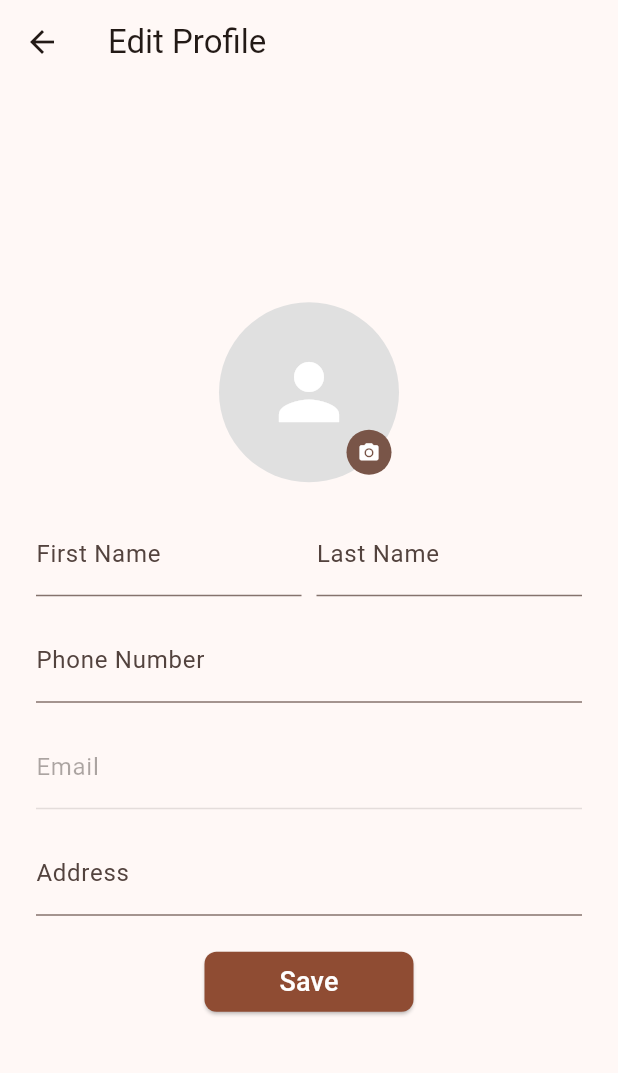
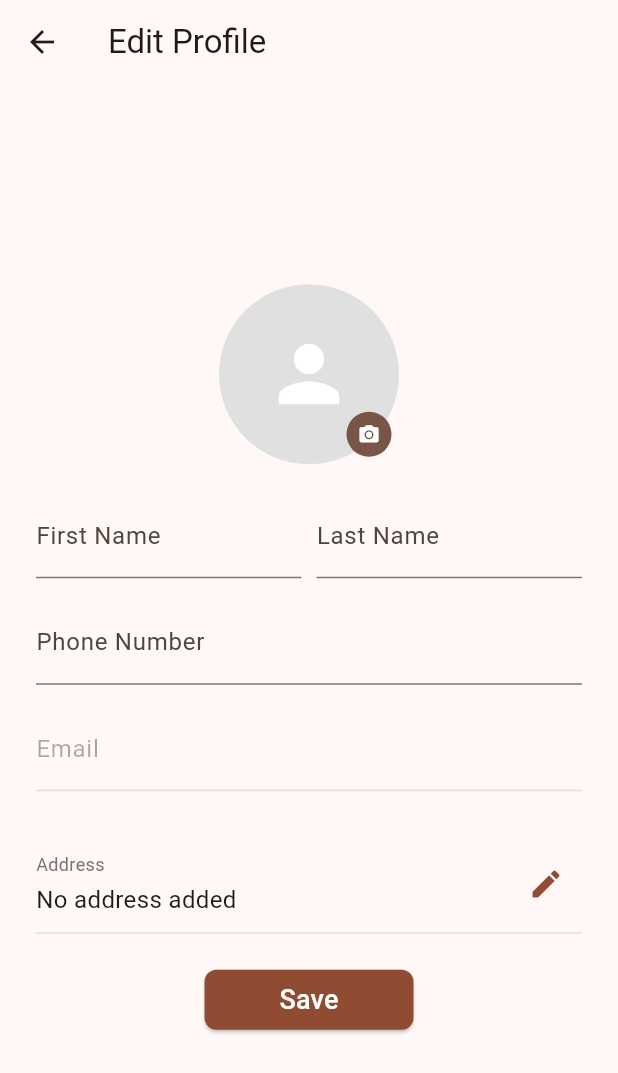
Before and after one commit to hrsh-hp/THE_CAKERY_FLUTTER, a Flutter app: the EditProfileScreen screen opened by its route, on a phone screen of 412 x 824 dp. Shown: the top 1073 px of the screen. Run offline on Flutter 3.47's test engine with Material 3 defaults, Android fonts, the phone set to English and light mode, and no system bars; our stand-ins replace flutter_dotenv, google_maps_flutter, image_picker, location, shared_preferences; accounts and stored records are empty.

Commit message:
Edit adress page added

```diff
--- /dev/null
+++ b/devtools_options.yaml
@@ -0,0 +1,3 @@
+description: This file stores settings for Dart & Flutter DevTools.
+documentation: https://docs.flutter.dev/tools/devtools/extensions#configure-extension-enablement-states
+extensions:
--- a/lib/Screens/edit_profile.dart
+++ b/lib/Screens/edit_profile.dart
@@ -2,6 +2,7 @@ import 'dart:io';
 import 'package:image_picker/image_picker.dart';
 import 'package:flutter/material.dart';
 import 'package:image/image.dart' as img;
+import 'package:the_cakery/Screens/edit_address.dart';
 import 'package:the_cakery/utils/constants.dart';
 
 class EditProfileScreen extends StatefulWidget {
@@ -167,11 +168,66 @@ class _EditProfileScreenState extends State<EditProfileScreen> {
                     ),
 
                     SizedBox(height: 15),
-                    TextFormField(
-                      controller: _addressController,
-                      decoration: InputDecoration(labelText: "Address"),
-                      validator:
-                          (value) => value!.isEmpty ? "Enter address" : null,
+                    SizedBox(height: 15),
+                    Container(
+                      decoration: BoxDecoration(
+                        border: Border(
+                          bottom: BorderSide(color: Colors.grey.shade300),
+                        ),
+                      ),
+                      child: Padding(
+                        padding: const EdgeInsets.symmetric(vertical: 8.0),
+                        child: Row(
+                          children: [
+                            Expanded(
+                              child: Column(
+                                crossAxisAlignment: CrossAxisAlignment.start,
+                                children: [
+                                  Text(
+                                    "Address",
+                                    style: TextStyle(
+                                      fontSize: 12,
+                                      color: Colors.grey.shade600,
+                                    ),
+                                  ),
+                                  SizedBox(height: 4),
+                                  Text(
+                                    _addressController.text.isEmpty
+                                        ? "No address added"
+                                        : _addressController.text,
+                                    style: TextStyle(fontSize: 16),
+                                  ),
+                                ],
+                              ),
+                            ),
+                            IconButton(
+                              icon: Icon(
+                                Icons.edit,
+                                color: Theme.of(context).primaryColor,
+                              ),
+                              onPressed: () {
+                                // Navigate to edit address screen
+                                Navigator.push(
+                                  context,
+                                  MaterialPageRoute(
+                                    builder:
+                                        (context) => EditAddressScreen(
+                                          initialAddress:
+                                              _addressController.text,
+                                          onSave: (newAddress) {
+                                            setState(() {
+                                              _addressController.text =
+                                                  newAddress;
+                                            });
+                                          },
+                                        ),
+                                  ),
+                                );
+                              },
+                            ),
+                          ],
+                        ),
+                      ),
                     ),
 
                     SizedBox(height: 20),
--- a/pubspec.yaml
+++ b/pubspec.yaml
@@ -38,6 +38,10 @@ dependencies:
   http: ^1.3.0
   image_picker: ^1.1.2
   image: ^4.5.3
+  google_maps_flutter: ^2.5.0
+  location: ^5.0.3
+  flutter_dotenv: ^5.2.1
+  # flutter_config: ^2.0.2
 
 dev_dependencies:
   flutter_test:
@@ -64,6 +68,7 @@ flutter:
   # To add assets to your application, add an assets section, like this:
   assets:
     - assets/
+    - .env
   #   - images/a_dot_burr.jpeg
   #   - images/a_dot_ham.jpeg
 
```
Also changed, not shown: lib/Screens/edit_address.dart (added, +214 -0 lines), lib/main.dart (+21 -3 lines), pubspec.lock, 5 other files.
